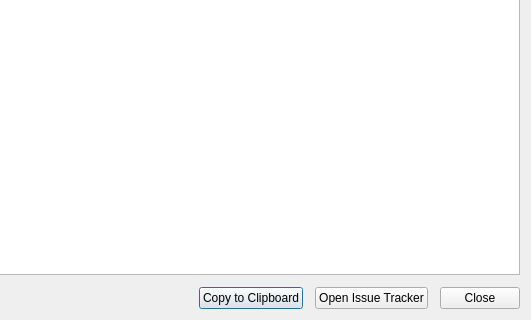
First picture: the form in ui_files/ErrorDialog.ui, repository VoxelCubes/DeepQt, before the edit; both pictures show x 669 to 1200 and y 380 to 700 of the 1200 by 700 pixel window.
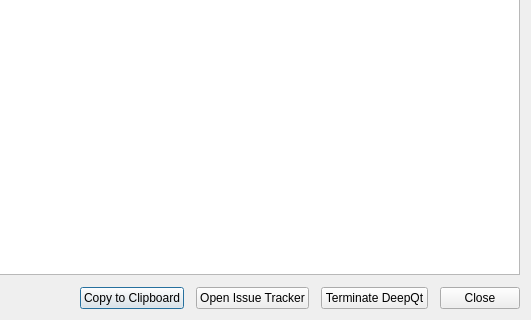
Second picture: the form after the edit. Icons and pictures are not drawn. Custom widgets are drawn as their Qt base class.

Commit message: copy over error dialog and state saver

```diff
--- a/ui_files/ErrorDialog.ui
+++ b/ui_files/ErrorDialog.ui
@@ -118,6 +118,17 @@
          </property>
         </widget>
        </item>
+       <item>
+        <widget class="QPushButton" name="pushButton_kill">
+         <property name="text">
+          <string>Terminate DeepQt</string>
+         </property>
+         <property name="icon">
+          <iconset theme="process-stop">
+           <normaloff>.</normaloff>.</iconset>
+         </property>
+        </widget>
+       </item>
        <item>
         <widget class="QPushButton" name="pushButton_close">
          <property name="text">
```
The commit also changes 15 other files.
